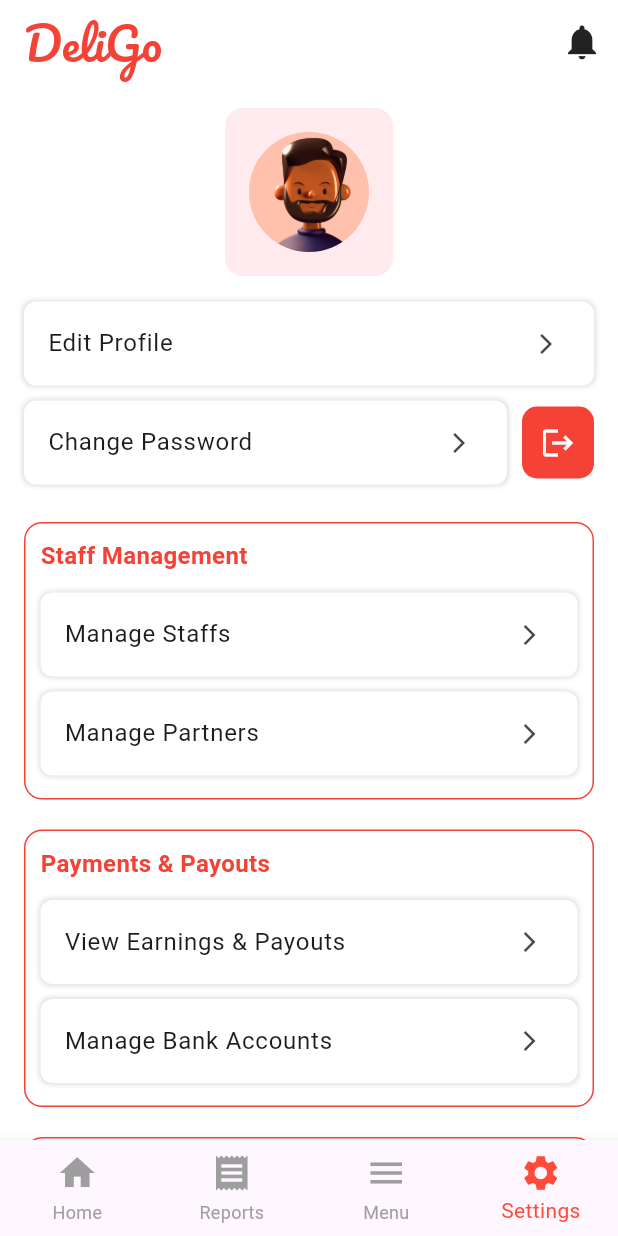
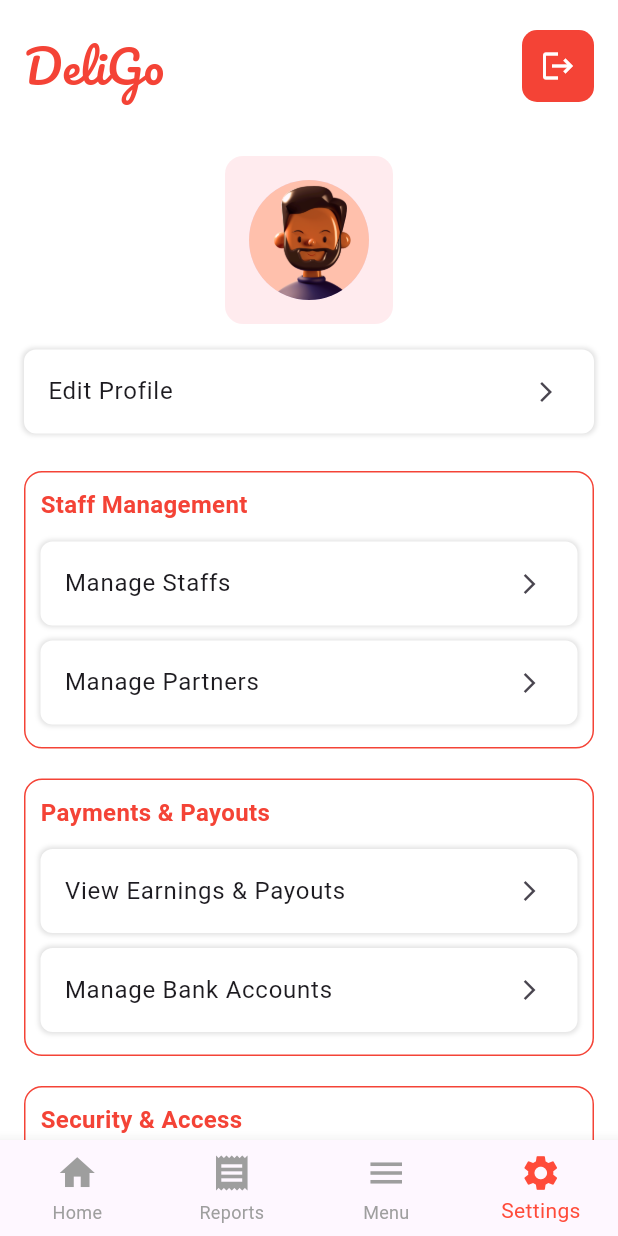
Before and after one commit to Mohammedsafil/deligo_admin, a Flutter app: the SettingsScreen screen opened directly, on a phone screen of 412 x 824 dp. Run offline on Flutter 3.47's test engine with Material 3 defaults, Android fonts, the light colour scheme and no system bars; our stand-ins replace cloud_firestore, firebase_core, fl_chart, google_fonts, intl_phone_field, shared_preferences; accounts and stored records are empty.

Commit message:
logout button fixed in settings screen

```diff
--- a/lib/screens/settings_screen.dart
+++ b/lib/screens/settings_screen.dart
@@ -1,8 +1,9 @@
 import 'package:flutter/material.dart';
-import '../widgets/app_header.dart'; // Import AppHeader
+import 'package:google_fonts/google_fonts.dart';
 import '../widgets/bottom_nav_bar.dart';
 import 'partner_management_screen.dart';
-import './payment_screen.dart';
+import 'payment_screen.dart';
+import 'signin_screen.dart'; // Import SignInScreen
 
 class SettingsScreen extends StatefulWidget {
   const SettingsScreen({super.key});
@@ -15,20 +16,35 @@ class _SettingsScreenState extends State<SettingsScreen> {
   @override
   Widget build(BuildContext context) {
     return Scaffold(
-      appBar: AppHeader(
-        // Add AppHeader here
-        title: "DeliGo",
-        onNotificationPressed: () {
-          // Implement notification action
-        },
+      backgroundColor: Colors.white,
+      body: Column(
+        children: [
+          // Custom App Header with "DeliGo" title and Logout button
+          Padding(
+            padding: const EdgeInsets.symmetric(horizontal: 16, vertical: 20),
+            child: Row(
+              mainAxisAlignment: MainAxisAlignment.spaceBetween,
+              children: [
+                // "DeliGo" Title (with the same style as AppHeader)
+                Text(
+                  "DeliGo",
+                  style: GoogleFonts.pacifico(
+                    fontSize: 30,
+                    color: Colors.red,
                   ),
-      backgroundColor: Colors.white,
-      body: SingleChildScrollView(
+                ),
+                // Logout Button (moved to top right)
+                _buildLogoutButton(context),
+              ],
+            ),
+          ),
+          Expanded(
+            child: SingleChildScrollView(
               padding: const EdgeInsets.all(16.0),
               child: Column(
                 crossAxisAlignment: CrossAxisAlignment.start,
                 children: [
-            // Profile Section with Background
+                  // Profile Section
                   Center(
                     child: Column(
                       children: [
@@ -47,20 +63,6 @@ class _SettingsScreenState extends State<SettingsScreen> {
                         ),
                         const SizedBox(height: 12),
                         _buildSettingsTile(context, "Edit Profile", () {}),
-                  Row(
-                    mainAxisAlignment: MainAxisAlignment.center,
-                    children: [
-                      Expanded(
-                        child: _buildSettingsTile(
-                          context,
-                          "Change Password",
-                          () {},
-                        ),
-                      ),
-                      const SizedBox(width: 10),
-                      _buildLogoutButton(),
-                    ],
-                  ),
                       ],
                     ),
                   ),
@@ -96,12 +98,16 @@ class _SettingsScreenState extends State<SettingsScreen> {
 
                   // Security & Access Section
                   _buildSettingsSection("Security & Access", [
-              _buildSettingsTile(context, "Two-Factor Authentication", () {}),
+                    _buildSettingsTile(
+                        context, "Two-Factor Authentication", () {}),
                     _buildSettingsTile(context, "Manage Admin Roles", () {}),
                   ]),
                   const SizedBox(height: 20),
                 ],
               ),
+            ),
+          ),
+        ],
       ),
       bottomNavigationBar: const BottomNavBar(
         selectedIndex: 3,
@@ -164,8 +170,8 @@ class _SettingsScreenState extends State<SettingsScreen> {
     );
   }
 
-  // Logout button placed next to "Change Password"
-  Widget _buildLogoutButton() {
+  // Logout button moved to top-right corner, navigates to SignInScreen
+  Widget _buildLogoutButton(BuildContext context) {
     return Container(
       decoration: BoxDecoration(
         color: Colors.red,
@@ -173,7 +179,13 @@ class _SettingsScreenState extends State<SettingsScreen> {
       ),
       child: IconButton(
         icon: const Icon(Icons.logout, color: Colors.white),
-        onPressed: () {}, // Implement logout functionality
+        onPressed: () {
+          // Navigate to SignInScreen
+          Navigator.pushReplacement(
+            context,
+            MaterialPageRoute(builder: (context) => const SignInScreen()),
+          );
+        },
       ),
     );
   }
```
Also changed, not shown: 1 other file. Lines whose indentation alone changed are shown as unchanged.
